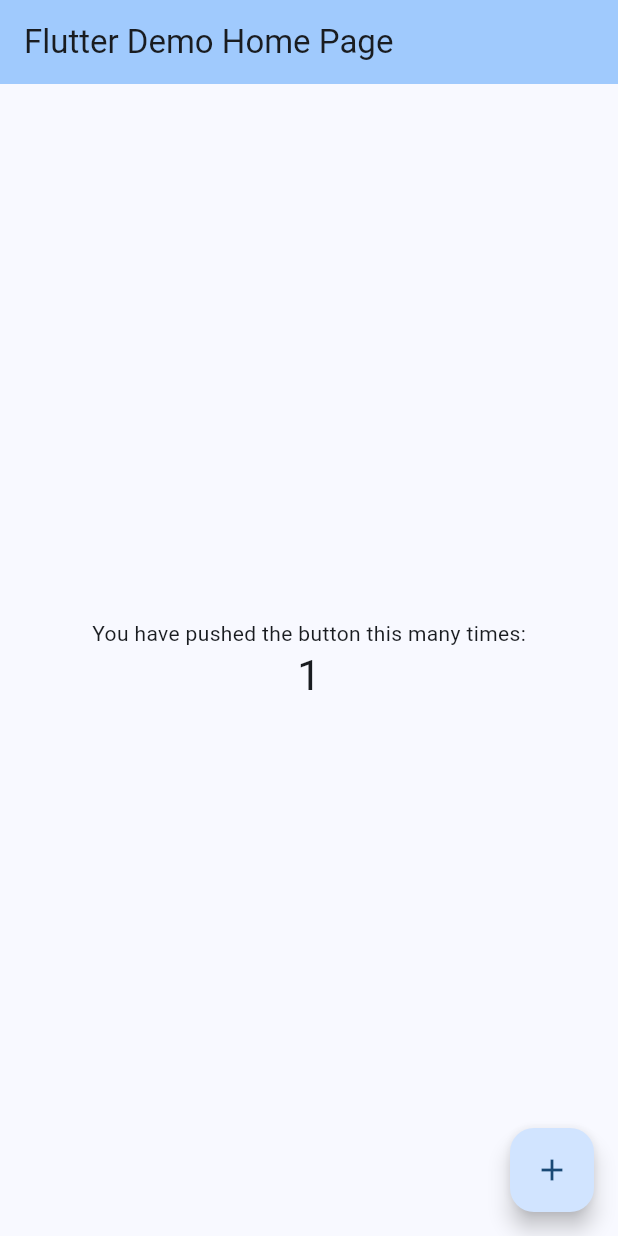
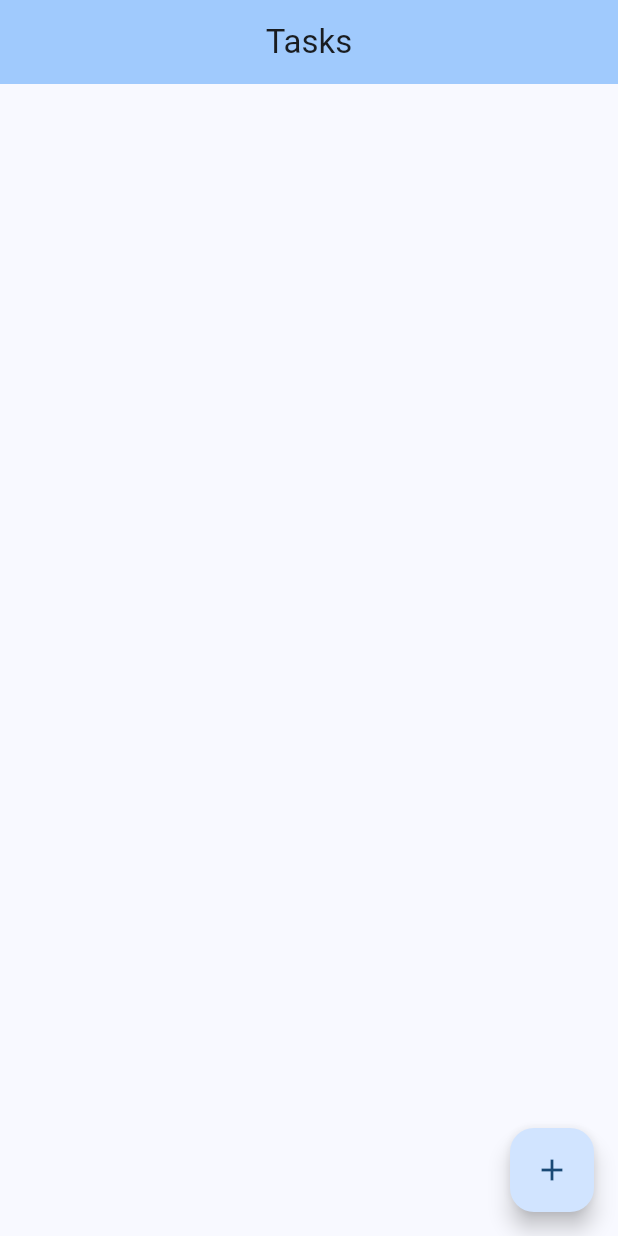
Before and after one commit to arianhaddadi/Todo-Flutter, a Flutter app: the MyHomePage screen opened directly, after a tap on the "add" icon, on a phone screen of 412 x 824 dp. Run offline on Flutter 3.47's test engine with Material 3 defaults, Android fonts, the phone set to English and light mode, and no system bars.

Commit message:
Added Class for todo item

```diff
--- /dev/null
+++ b/lib/HomePage.dart
@@ -0,0 +1,49 @@
+import 'package:flutter/material.dart';
+import 'package:todo/TodoItem.dart';
+
+class MyHomePage extends StatefulWidget {
+  const MyHomePage({super.key, required this.title});
+
+  final String title;
+
+  @override
+  State<MyHomePage> createState() => _MyHomePageState();
+}
+
+class _MyHomePageState extends State<MyHomePage> {
+  List<TodoItem> items = [];
+
+  void _incrementCounter(TodoItem? item) {
+    setState(() {
+      items.add(item!);
+    });
+  }
+
+
+  List<Widget> getItems() {
+    return items.map((e) => Text(e.title)).toList();
+  }
+
+
+  @override
+  Widget build(BuildContext context) {
+    return Scaffold(
+      appBar: AppBar(
+        backgroundColor: Theme.of(context).colorScheme.inversePrimary,
+        title: Text(widget.title),
+        centerTitle: true,
+      ),
+      body: Center(
+        child: Column(
+          mainAxisAlignment: MainAxisAlignment.center,
+          children: getItems()
+          ),
+      ),
+      floatingActionButton: FloatingActionButton(
+        onPressed: () => _incrementCounter(null),
+        tooltip: 'Increment',
+        child: const Icon(Icons.add),
+      ),
+    );
+  }
+}
--- a/lib/MyApp.dart
+++ b/lib/MyApp.dart
@@ -1,4 +1,5 @@
 import 'package:flutter/material.dart';
+import 'package:todo/HomePage.dart';
 
 class MyApp extends StatelessWidget {
   const MyApp({super.key});
@@ -12,80 +13,7 @@ class MyApp extends StatelessWidget {
         colorScheme: ColorScheme.fromSeed(seedColor: Colors.blue),
         useMaterial3: true,
       ),
-      home: const MyHomePage(title: 'Flutter Demo Home Page'),
+      home: const MyHomePage(title: 'Tasks'),
     );
   }
 }
-
-class MyHomePage extends StatefulWidget {
-  const MyHomePage({super.key, required this.title});
-
-  // This class is the configuration for the state. It holds the values (in this
-  // case the title) provided by the parent (in this case the App widget) and
-  // used by the build method of the State. Fields in a Widget subclass are
-  // always marked "final".
-
-  final String title;
-
-  @override
-  State<MyHomePage> createState() => _MyHomePageState();
-}
-
-class _MyHomePageState extends State<MyHomePage> {
-  int _counter = 0;
-
-  void _incrementCounter() {
-    setState(() {
-      _counter++;
-    });
-  }
-
-  @override
-  Widget build(BuildContext context) {
-    return Scaffold(
-      appBar: AppBar(
-        // TRY THIS: Try changing the color here to a specific color (to
-        // Colors.amber, perhaps?) and trigger a hot reload to see the AppBar
-        // change color while the other colors stay the same.
-        backgroundColor: Theme.of(context).colorScheme.inversePrimary,
-        // Here we take the value from the MyHomePage object that was created by
-        // the App.build method, and use it to set our appbar title.
-        title: Text(widget.title),
-      ),
-      body: Center(
-        // Center is a layout widget. It takes a single child and positions it
-        // in the middle of the parent.
-        child: Column(
-          // Column is also a layout widget. It takes a list of children and
-          // arranges them vertically. By default, it sizes itself to fit its
-          // children horizontally, and tries to be as tall as its parent.
-          //
-          // Column has various properties to control how it sizes itself and
-          // how it positions its children. Here we use mainAxisAlignment to
-          // center the children vertically; the main axis here is the vertical
-          // axis because Columns are vertical (the cross axis would be
-          // horizontal).
-          //
-          // TRY THIS: Invoke "debug painting" (choose the "Toggle Debug Paint"
-          // action in the IDE, or press "p" in the console), to see the
-          // wireframe for each widget.
-          mainAxisAlignment: MainAxisAlignment.center,
-          children: <Widget>[
-            const Text(
-              'You have pushed the button this many times:',
-            ),
-            Text(
-              '$_counter',
-              style: Theme.of(context).textTheme.headlineMedium,
-            ),
-          ],
-        ),
-      ),
-      floatingActionButton: FloatingActionButton(
-        onPressed: _incrementCounter,
-        tooltip: 'Increment',
-        child: const Icon(Icons.add),
-      ),
-    );
-  }
-}
--- /dev/null
+++ b/lib/TodoItem.dart
@@ -0,0 +1,5 @@
+class TodoItem {
+  String title = "New Item";
+  String? notes;
+  final List<String> tags = [];
+}
```
Also changed, not shown: 1 other file.
